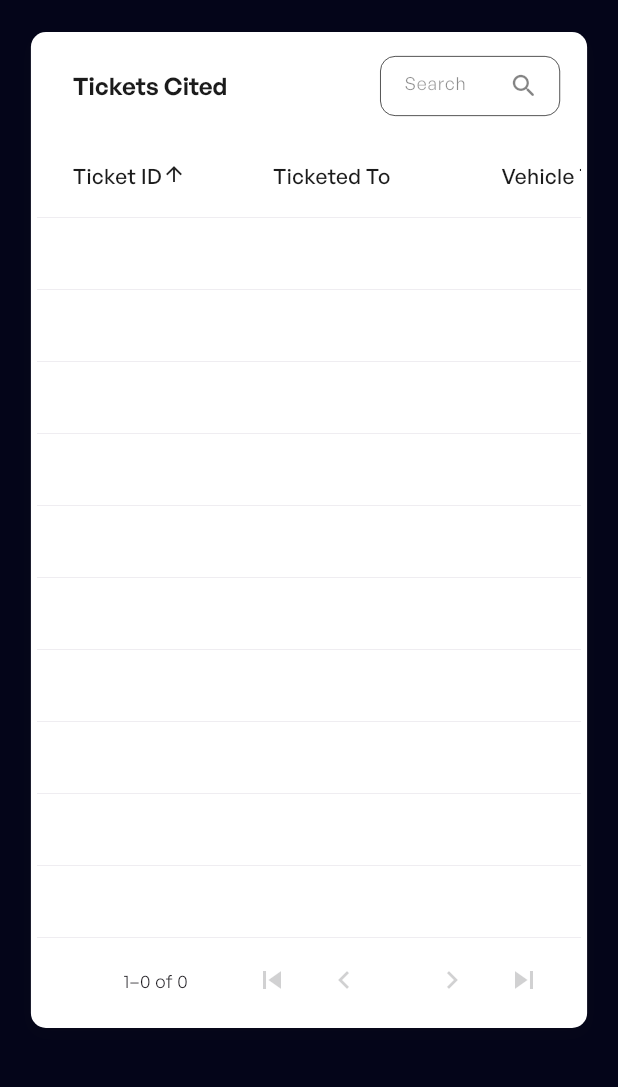
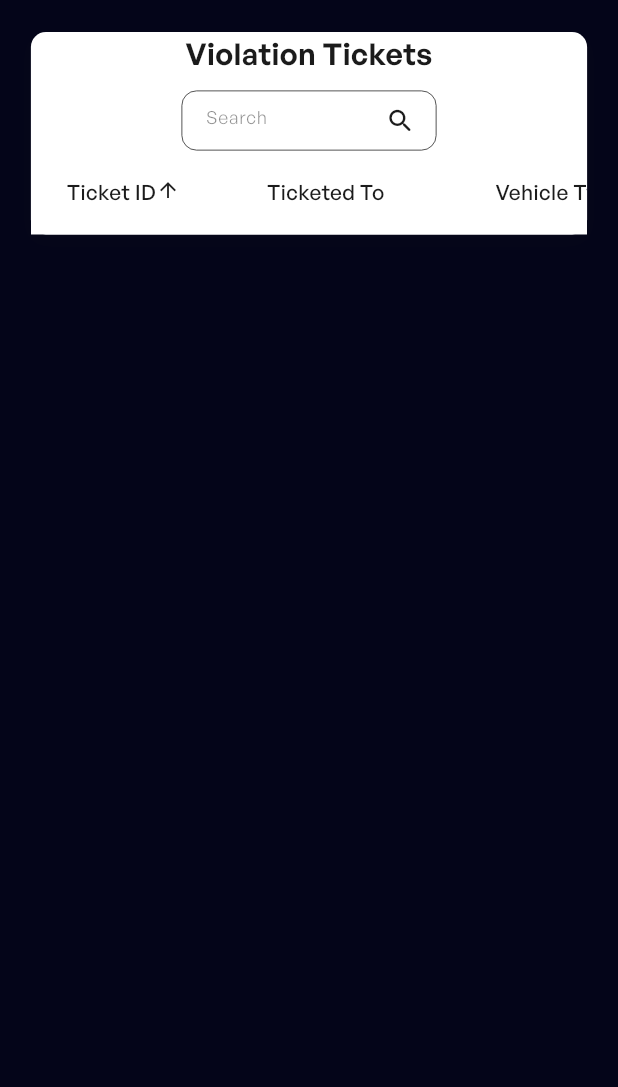
Before and after one commit to MNJDen/Park_in_web-Capstone, a Flutter app: the TicketsMobileScreen screen opened directly, after a tap on the "menu" icon, after a tap on "Ticket ID", after a tap on "Vehicle Type", on a phone screen of 412 x 824 dp, the part 88-1175 px from its top. Run offline on Flutter 3.47's test engine with Material 3 defaults, Android fonts, the phone set to English and light mode, and no system bars; our stand-ins replace cloud_firestore, firebase_auth, firebase_core, firebase_database, firebase_storage, shared_preferences and 1 more; accounts and stored records are empty.

Commit message:
Screens: Update Tickets Mobile

```diff
--- a/lib/screens/mobile/tickets_mobile.dart
+++ b/lib/screens/mobile/tickets_mobile.dart
@@ -1,3 +1,5 @@
+import 'dart:math';
+
 import 'package:cloud_firestore/cloud_firestore.dart';
 import 'package:flutter/material.dart';
 import 'package:intl/intl.dart';
@@ -37,6 +39,7 @@ class _TicketsMobileScreenState extends State<TicketsMobileScreen> {
     super.initState();
     _listenForTicketUpdates(); // Fetch data when the screen is initialized
     _searchCtrl.addListener(_applySearchFilter);
+    fetchTotalItems();
   }
 
   @override
@@ -150,6 +153,31 @@ class _TicketsMobileScreenState extends State<TicketsMobileScreen> {
       });
     }
   }
+
+  int _currentPage = 0; // Track current page
+  int _rowsPerPage = 10; // Rows per page
+  int _totalItems = 0;
+  bool isLoading = false;
+
+  Future<void> fetchTotalItems() async {
+    setState(() {
+      isLoading = true; // Start loading
+    });
+    try {
+      final querySnapshot =
+          await _firestore.collection('Violation Ticket').get();
+
+      _totalItems = querySnapshot.docs.length;
+    } catch (e) {
+      print('Error fetching total items: $e'); // Print error message
+    } finally {
+      setState(() {
+        isLoading = false; // End loading
+      });
+    }
+  }
+
+  int get totalPages => (_totalItems / _rowsPerPage).ceil();
 
   void logout(BuildContext context) async {
     final authService = AuthService();
@@ -346,25 +374,28 @@ class _TicketsMobileScreenState extends State<TicketsMobileScreen> {
                   dataTextStyle: const TextStyle(color: blackColor),
                 ),
               ),
-              child: PaginatedDataTable(
-                header: const Text(
-                  'Tickets Cited',
+              child: Column(
+                children: [
+                  const Text(
+                    "Violation Tickets",
                     style: TextStyle(
                       fontWeight: FontWeight.w600,
-                    fontSize: 16,
+                      fontSize: 20,
                       color: blackColor,
                     ),
                   ),
-                actions: [
+                  const SizedBox(height: 10),
                   SizedBox(
                     height: 40,
-                    width: 120,
+                    width: 170,
                     child: PRKSearchField(
                         hintText: "Search",
                         suffixIcon: Icons.search_rounded,
                         controller: _searchCtrl),
                   ),
-                ],
+                  SingleChildScrollView(
+                    scrollDirection: Axis.horizontal,
+                    child: DataTable(
                       columns: [
                         DataColumn(
                           label: const Text("Ticket ID"),
@@ -404,19 +435,41 @@ class _TicketsMobileScreenState extends State<TicketsMobileScreen> {
                         DataColumn(
                           label: const Text("Date"),
                           onSort: (columnIndex, ascending) => _sort<DateTime>(
-                        (report) => (report['timestamp'] as Timestamp).toDate(),
+                              (report) =>
+                                  (report['timestamp'] as Timestamp).toDate(),
                               columnIndex,
                               ascending),
                         ),
                       ],
                       sortColumnIndex: _sortColumnIndex,
                       sortAscending: _isAscending,
-                source: ReportDataSource(filteredTickets, context),
-                rowsPerPage: 10,
+                      rows: _buildReportRows(filteredTickets, context),
                       showCheckboxColumn: false,
-                arrowHeadColor: blueColor,
-                showEmptyRows: true,
-                showFirstLastButtons: true,
+                    ),
+                  ),
+                  Row(
+                    mainAxisAlignment: MainAxisAlignment.center,
+                    children: List.generate(totalPages, (index) {
+                      return TextButton(
+                        onPressed: () {
+                          setState(() {
+                            _currentPage = index;
+                          });
+                        },
+                        child: Text(
+                          "${index + 1}",
+                          style: TextStyle(
+                            color:
+                                index == _currentPage ? blueColor : blackColor,
+                            fontWeight: index == _currentPage
+                                ? FontWeight.bold
+                                : FontWeight.normal,
+                          ),
+                        ),
+                      );
+                    }),
+                  ),
+                ],
               ),
             ),
           ),
@@ -427,17 +480,16 @@ class _TicketsMobileScreenState extends State<TicketsMobileScreen> {
       ),
     );
   }
-}
 
-class ReportDataSource extends DataTableSource {
-  final List<Map<String, dynamic>> tickets;
-  final BuildContext context;
-
-  ReportDataSource(this.tickets, this.context);
-
-  @override
-  DataRow getRow(int index) {
-    final ticket = tickets[index];
+  List<DataRow> _buildReportRows(
+      List<Map<String, dynamic>> tickets, BuildContext context) {
+    return tickets
+        .sublist(
+      _currentPage * _rowsPerPage,
+      min(_currentPage * _rowsPerPage + _rowsPerPage, tickets.length),
+    )
+        .map((ticket) {
+      final int index = tickets.indexOf(ticket);
       final docID = ticket['docID'] ?? '';
       final ticketedTo = ticket['plate_number'] ?? '';
       final vehicleType = ticket['vehicle_type'] ?? '';
@@ -451,23 +503,18 @@ class ReportDataSource extends DataTableSource {
       final imageUrl3 = ticket['wide_shot_image_url'] ?? '';
 
       final formattedDate = DateFormat('MM/dd/yyyy').format(timestamp);
-    final formattedTime =
-        DateFormat('hh:mm a').format(timestamp); // 12-hour format
+      final formattedTime = DateFormat('hh:mm a').format(timestamp);
       final formattedDateTime = '$formattedDate at $formattedTime';
 
       return DataRow(
         cells: [
-        // DataCell(Text('${index + 1}')),
           DataCell(Text(docID)),
           DataCell(Text(ticketedTo)),
           DataCell(Text(vehicleType)),
           DataCell(Text(violation)),
           DataCell(
             Container(
-            padding: const EdgeInsets.symmetric(
-              horizontal: 8,
-              vertical: 2,
-            ),
+              padding: const EdgeInsets.symmetric(horizontal: 8, vertical: 2),
               decoration: BoxDecoration(
                 color: status == 'Resolved'
                     ? parkingGreenColor.withOpacity(0.08)
@@ -517,16 +564,8 @@ class ReportDataSource extends DataTableSource {
           },
         ),
       );
+    }).toList();
   }
-
-  @override
-  bool get isRowCountApproximate => false;
-
-  @override
-  int get rowCount => tickets.length;
-
-  @override
-  int get selectedRowCount => 0;
 }
 
 void _modal(
```
Lines whose indentation alone changed are shown as unchanged.
